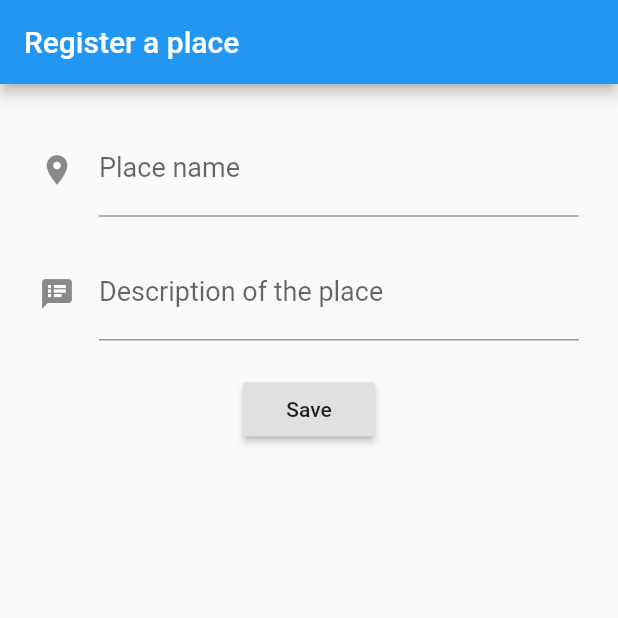
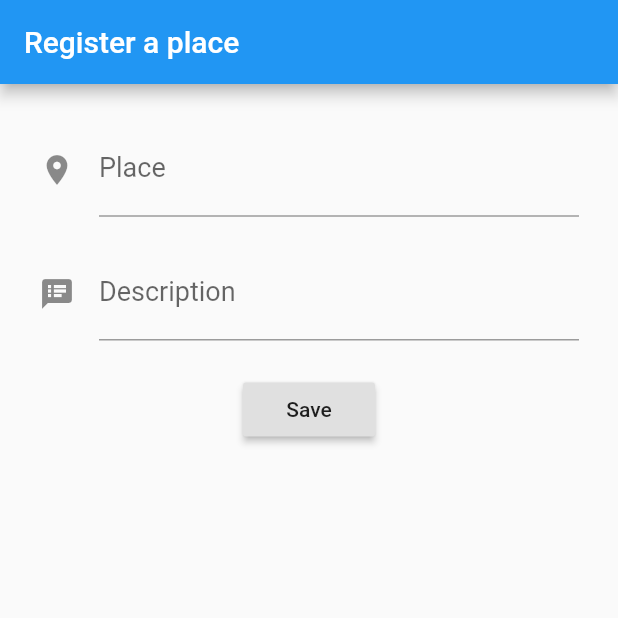
Before and after one commit to soaresmessiasg130/courseflutter, a Flutter app: the screen it shows after launch, on a phone screen of 412 x 824 dp, the top half of it. Run offline on Flutter 3.47's test engine with Material 2 defaults, Android fonts, the light colour scheme and no system bars.

Commit message:
Refatorando Inputs

```diff
--- a/lib/main.dart
+++ b/lib/main.dart
@@ -29,33 +29,15 @@ class RegisterPlace extends StatelessWidget {
         padding: const EdgeInsets.all(16.0),
         child: Column(
           children: <Widget> [
-            Padding(
-              padding: const EdgeInsets.all(10.0),
-              child: TextField(
-                controller: _placeController,
-                style: TextStyle(
-                    fontSize: 18
-                ),
-                decoration: InputDecoration(
-                  icon: Icon(Icons.location_on),
-                  labelText: "Place name",
-                ),
-                keyboardType: TextInputType.text,
-              ),
+            InputTextIcon(
+              label: 'Place',
+              controller: _placeController,
+              icon: Icons.location_on
             ),
-            Padding(
-              padding: const EdgeInsets.all(10.0),
-              child: TextField(
-                controller: _descriptionController,
-                style: TextStyle(
-                    fontSize: 18
-                ),
-                decoration: InputDecoration(
-                  icon: Icon(Icons.speaker_notes),
-                  labelText: "Description of the place"
-                ),
-                keyboardType: TextInputType.text,
-              ),
+            InputTextIcon(
+              label: 'Description',
+              controller: _descriptionController,
+              icon: Icons.speaker_notes
             ),
             Padding(
               padding: const EdgeInsets.all(12.0),
@@ -83,8 +65,31 @@ class RegisterPlace extends StatelessWidget {
     );
   }
 }
+class InputTextIcon extends StatelessWidget {
+  final String label;
+  final TextEditingController controller;
+  final IconData icon;
+  InputTextIcon({this.label, this.controller, this.icon});
+  @override
+  Widget build(BuildContext context) {
+    return Padding(
+      padding: const EdgeInsets.all(10.0),
+      child: TextField(
+        controller: controller,
+        style: TextStyle(
+            fontSize: 18
+        ),
+        decoration: InputDecoration(
+          icon: Icon(icon),
+          labelText: label,
+        ),
+        keyboardType: TextInputType.text,
+      ),
+    );
+  }
+}
 
-class PlacesList extends StatelessWidget {
+class ListPlaces extends StatelessWidget {
   @override
   Widget build(BuildContext context) {
     return Scaffold(
@@ -111,11 +116,8 @@ class PlacesList extends StatelessWidget {
 }
 
 class ItemPlace extends StatelessWidget {
-
   final Place _place;
-
   ItemPlace(this._place);
-
   @override
   Widget build(BuildContext context) {
     return Card(
```
